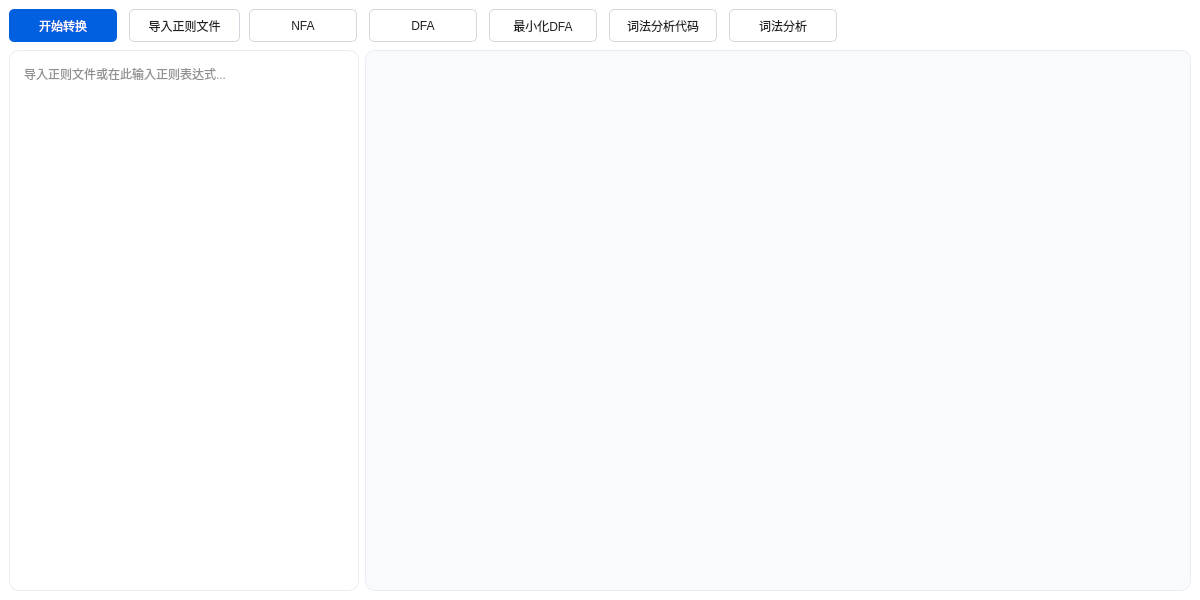
Old version of the form regex_to_dfa_converter/mainwindow.ui in the repository Aurora-N/principles_of_compilers_project.
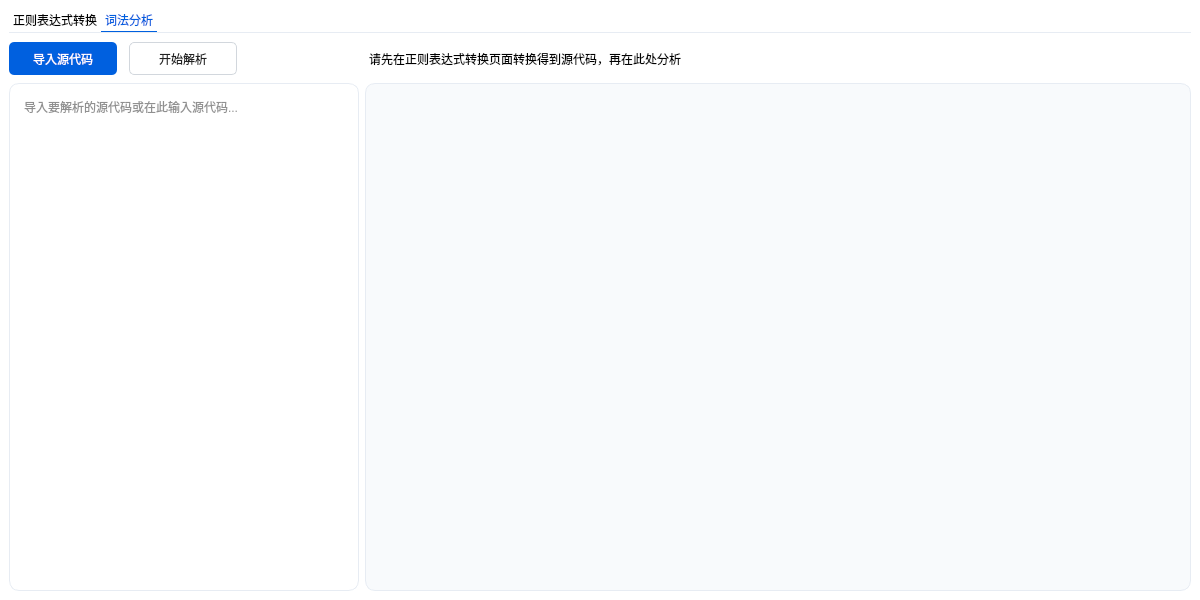
New version of the form. The open tabs and pages were chosen to show the change.

Commit message: feat: 编译lex代码部分

```diff
--- a/regex_to_dfa_converter/mainwindow.ui
+++ b/regex_to_dfa_converter/mainwindow.ui
@@ -26,6 +26,73 @@
   <widget class="QWidget" name="centralwidget">
    <layout class="QVBoxLayout" name="verticalLayout">
     <item>
+     <widget class="QTabWidget" name="tabWidget">
+      <property name="layoutDirection">
+       <enum>Qt::LayoutDirection::LeftToRight</enum>
+      </property>
+      <property name="autoFillBackground">
+       <bool>false</bool>
+      </property>
+      <property name="styleSheet">
+       <string notr="true">QTabWidget::pane { /* The tab widget frame */
+  border: none;
+  border-top: 1px solid rgb(231, 236, 243);
+  border-radius: 0px;
+}
+
+/* Style the tab using the tab sub-control. Note that
+    it reads QTabBar _not_ QTabWidget */
+QTabBar::tab {
+    background-color: none;
+    border-radius: 0px;
+    min-width: 16ex;
+    padding: 4px;
+}
+
+QTabBar::tab:selected {
+    background-color: none;
+    color: #0060DF;
+    border-bottom: 1px solid #0060DF;
+}
+
+QTabBar::tab:hover {
+    color: #0060DF;
+}
+
+QTabBar::tab:!selected {
+    margin-bottom: 1px;
+}</string>
+      </property>
+      <property name="tabPosition">
+       <enum>QTabWidget::TabPosition::North</enum>
+      </property>
+      <property name="tabShape">
+       <enum>QTabWidget::TabShape::Rounded</enum>
+      </property>
+      <property name="currentIndex">
+       <number>0</number>
+      </property>
+      <widget class="QWidget" name="tab_regex">
+       <attribute name="title">
+        <string>正则表达式转换</string>
+       </attribute>
+       <layout class="QVBoxLayout" name="verticalLayout_4">
+        <property name="spacing">
+         <number>7</number>
+        </property>
+        <property name="leftMargin">
+         <number>0</number>
+        </property>
+        <property name="topMargin">
+         <number>11</number>
+        </property>
+        <property name="rightMargin">
+         <number>0</number>
+        </property>
+        <property name="bottomMargin">
+         <number>0</number>
+        </property>
+        <item>
      <widget class="QWidget" name="widget" native="true">
       <property name="minimumSize">
        <size>
@@ -188,35 +255,13 @@
         <string>词法分析代码</string>
        </property>
       </widget>
-      <widget class="QPushButton" name="pushButton_show_code_2">
-       <property name="geometry">
-        <rect>
-         <x>720</x>
-         <y>0</y>
-         <width>108</width>
-         <height>33</height>
-        </rect>
-       </property>
-       <property name="styleSheet">
-        <string notr="true">QPushButton {
-    background-color: #ffffff;
-    color: #222222;
-    border-radius: 5px;
-    border: 1px solid #d2d7dd;
-}
-
-QPushButton:hover {
-    background-color: #f5f5f5;
-}</string>
-       </property>
-       <property name="text">
-        <string>词法分析</string>
-       </property>
-      </widget>
      </widget>
     </item>
     <item>
-     <layout class="QHBoxLayout" name="horizontalLayout">
+         <layout class="QHBoxLayout" name="horizontalLayout_2">
+          <property name="spacing">
+           <number>7</number>
+          </property>
       <item>
        <widget class="QPlainTextEdit" name="input_area">
         <property name="sizePolicy">
@@ -371,13 +416,231 @@
            <x>0</x>
            <y>0</y>
            <width>797</width>
-           <height>512</height>
+               <height>469</height>
           </rect>
          </property>
         </widget>
        </widget>
       </item>
      </layout>
+        </item>
+       </layout>
+      </widget>
+      <widget class="QWidget" name="tab_lex">
+       <property name="maximumSize">
+        <size>
+         <width>16777215</width>
+         <height>16777215</height>
+        </size>
+       </property>
+       <attribute name="title">
+        <string>词法分析</string>
+       </attribute>
+       <layout class="QVBoxLayout" name="verticalLayout_2">
+        <property name="leftMargin">
+         <number>0</number>
+        </property>
+        <property name="rightMargin">
+         <number>0</number>
+        </property>
+        <property name="bottomMargin">
+         <number>0</number>
+        </property>
+        <item>
+         <widget class="QWidget" name="widget_2" native="true">
+          <property name="minimumSize">
+           <size>
+            <width>0</width>
+            <height>35</height>
+           </size>
+          </property>
+          <property name="maximumSize">
+           <size>
+            <width>16777215</width>
+            <height>35</height>
+           </size>
+          </property>
+          <widget class="QPushButton" name="pushButton_import_lex_source">
+           <property name="geometry">
+            <rect>
+             <x>0</x>
+             <y>0</y>
+             <width>108</width>
+             <height>33</height>
+            </rect>
+           </property>
+           <property name="styleSheet">
+            <string notr="true">QPushButton {
+    background-color: #0060DF;
+    color: #ffffff;
+    border-radius: 5px;
+}
+
+QPushButton:hover {
+    background-color: #1576ff;
+}</string>
+           </property>
+           <property name="text">
+            <string>导入源代码</string>
+           </property>
+          </widget>
+          <widget class="QPushButton" name="pushButton_do_lex">
+           <property name="geometry">
+            <rect>
+             <x>120</x>
+             <y>0</y>
+             <width>108</width>
+             <height>33</height>
+            </rect>
+           </property>
+           <property name="styleSheet">
+            <string notr="true">QPushButton {
+    background-color: #ffffff;
+    color: #222222;
+    border-radius: 5px;
+    border: 1px solid #d2d7dd;
+}
+
+QPushButton:hover {
+    background-color: #f5f5f5;
+}</string>
+           </property>
+           <property name="text">
+            <string>开始解析</string>
+           </property>
+          </widget>
+          <widget class="QLabel" name="label">
+           <property name="geometry">
+            <rect>
+             <x>360</x>
+             <y>0</y>
+             <width>531</width>
+             <height>33</height>
+            </rect>
+           </property>
+           <property name="text">
+            <string>请先在正则表达式转换页面转换得到源代码，再在此处分析</string>
+           </property>
+          </widget>
+         </widget>
+        </item>
+        <item>
+         <layout class="QHBoxLayout" name="horizontalLayout_3">
+          <item>
+           <widget class="QPlainTextEdit" name="input_area_lex">
+            <property name="sizePolicy">
+             <sizepolicy hsizetype="Expanding" vsizetype="Preferred">
+              <horstretch>0</horstretch>
+              <verstretch>0</verstretch>
+             </sizepolicy>
+            </property>
+            <property name="maximumSize">
+             <size>
+              <width>350</width>
+              <height>16777215</height>
+             </size>
+            </property>
+            <property name="styleSheet">
+             <string notr="true">QPlainTextEdit {
+    background-color: rgb(255, 255, 255);
+    border: 1px solid rgb(231, 236, 243);
+    border-radius: 10px;
+    padding: 10px;
+    color: #222222;
+    font: 12pt &quot;Courier&quot;;
+}
+
+QPlainTextEdit:hover {
+    border: 1px solid rgba(0, 110, 255, 0.5);
+}
+
+QScrollBar:vertical {
+  border: none;
+  background: #f5f5f5;
+  width: 10px;
+  margin: 0px;
+  border-radius: 5px;
+}
+
+QScrollBar::handle:vertical {
+  background: #999;
+  min-height: 20px;
+  border-radius: 5px;
+}
+
+QScrollBar::handle:vertical:hover {
+  background: #888;
+}
+
+QScrollBar::add-line:vertical, QScrollBar::sub-line:vertical {
+  background: none;
+  width: 0px;
+  height: 0px;
+}
+
+QScrollBar::up-arrow:vertical, QScrollBar::down-arrow:vertical {
+  background: #888;
+  width: 10px;
+  height: 10px;
+}</string>
+            </property>
+            <property name="placeholderText">
+             <string>导入要解析的源代码或在此输入源代码...</string>
+            </property>
+           </widget>
+          </item>
+          <item>
+           <widget class="QPlainTextEdit" name="output_area_lex">
+            <property name="styleSheet">
+             <string notr="true">QPlainTextEdit {
+    background-color: rgb(248, 250, 252);
+    border: 1px solid rgb(231, 236, 243);
+    border-radius: 10px;
+    padding: 10px;
+    color: #222222;
+    font: 12pt &quot;Courier&quot;;
+}
+
+QScrollBar:vertical {
+  border: none;
+  background: #f5f5f5;
+  width: 10px;
+  margin: 0px;
+  border-radius: 5px;
+}
+
+QScrollBar::handle:vertical {
+  background: #999;
+  min-height: 20px;
+  border-radius: 5px;
+}
+
+QScrollBar::handle:vertical:hover {
+  background: #888;
+}
+
+QScrollBar::add-line:vertical, QScrollBar::sub-line:vertical {
+  background: none;
+  width: 0px;
+  height: 0px;
+}
+
+QScrollBar::up-arrow:vertical, QScrollBar::down-arrow:vertical {
+  background: #888;
+  width: 10px;
+  height: 10px;
+}</string>
+            </property>
+            <property name="readOnly">
+             <bool>true</bool>
+            </property>
+           </widget>
+          </item>
+         </layout>
+        </item>
+       </layout>
+      </widget>
+     </widget>
     </item>
    </layout>
   </widget>
```
Lines whose indentation alone changed are shown as unchanged. The commit also changes 8 other files.
